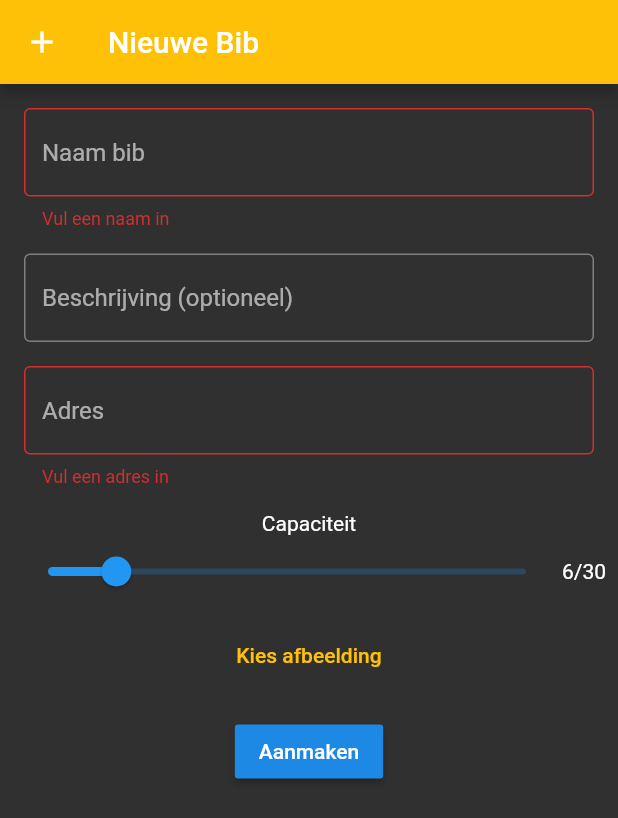
After one commit to mixxamm/BuivrNative, a Flutter app: the NieuweBib screen opened directly, after a tap on "Aanmaken", on a phone screen of 412 x 824 dp. The commit adds this screen. Shown: the top 818 px of the screen. Run offline on Flutter 3.47's test engine with Material 2 defaults, Android fonts, the phone set to English and light mode, and no system bars; our stand-ins replace cloud_firestore, firebase_auth, firebase_storage, google_sign_in, image_picker, modal_progress_hud and 1 more; missing offline and left inert: flutter_auth_buttons, qr; accounts and stored records are empty; network calls fail.

Commit message:
Maak bib aanmaak functionaliteit

```diff
--- a/lib/constants.dart
+++ b/lib/constants.dart
@@ -0,0 +1,6 @@
+import 'package:flutter/material.dart';
+
+const kInputDecoration = InputDecoration(
+  border: OutlineInputBorder(),
+  hintText: 'Hint',
+);
--- /dev/null
+++ b/lib/views/nieuwe_bib.dart
@@ -0,0 +1,225 @@
+import 'dart:io' show File;
+
+import 'package:app/constants.dart';
+import 'package:flutter/material.dart';
+import 'package:image_picker/image_picker.dart';
+import 'package:cloud_firestore/cloud_firestore.dart';
+import 'package:firebase_storage/firebase_storage.dart';
+import 'package:modal_progress_hud/modal_progress_hud.dart';
+
+final Firestore _firestore = Firestore.instance;
+
+class NieuweBib extends StatefulWidget {
+  @override
+  _NieuweBibState createState() => _NieuweBibState();
+}
+
+class _NieuweBibState extends State<NieuweBib> {
+  final _formKey = GlobalKey<FormState>();
+
+  String _naam, _beschrijving, _adres;
+  int _aantal = 6;
+  File _image;
+  bool _opslaan = false;
+
+  Future kiesAfbeeldingVanafCamera() async {
+    var image = await ImagePicker.pickImage(source: ImageSource.camera);
+
+    setState(() {
+      _image = image;
+    });
+    Navigator.of(context).pop();
+  }
+
+  Future kiesAfbeeldingVanafGallerij() async {
+    var image = await ImagePicker.pickImage(source: ImageSource.gallery);
+
+    setState(() {
+      _image = image;
+    });
+    Navigator.of(context).pop();
+  }
+
+  Future uploadImage(String documentID) async {
+    StorageUploadTask uploadTask =
+        FirebaseStorage().ref().child('bibs/$documentID').putFile(_image);
+    await uploadTask.onComplete;
+    setState(() {
+      _opslaan = false;
+    });
+    return;
+  }
+
+  void kiesAfbeelding() {
+    showModalBottomSheet(
+      context: context,
+      builder: (context) => Wrap(
+        children: <Widget>[
+          ListTile(
+            leading: Icon(Icons.camera),
+            title: Text('Neem foto'),
+            onTap: kiesAfbeeldingVanafCamera,
+          ),
+          ListTile(
+            leading: Icon(Icons.photo),
+            title: Text('Kies uit gallerij'),
+            onTap: kiesAfbeeldingVanafGallerij,
+          )
+        ],
+      ),
+    );
+  }
+
+  @override
+  Widget build(BuildContext context) {
+    return Scaffold(
+      appBar: AppBar(
+        leading: Hero(tag: 'plus', child: Icon(Icons.add)),
+        backgroundColor: Colors.amber,
+        title: Text('Nieuwe Bib'),
+      ),
+      body: ModalProgressHUD(
+        inAsyncCall: _opslaan,
+        child: Padding(
+          padding: const EdgeInsets.all(8.0),
+          child: Container(
+            child: Form(
+              key: _formKey,
+              child: ListView(
+                children: <Widget>[
+                  Padding(
+                    padding: const EdgeInsets.all(8.0),
+                    child: TextFormField(
+                      decoration:
+                          kInputDecoration.copyWith(hintText: 'Naam bib'),
+                      validator: (value) {
+                        if (value.isEmpty) {
+                          return 'Vul een naam in';
+                        }
+                        return null;
+                      },
+                      onChanged: (value) {
+                        _naam = value;
+                      },
+                    ),
+                  ),
+                  Padding(
+                    padding: const EdgeInsets.all(8.0),
+                    child: TextFormField(
+                      decoration: kInputDecoration.copyWith(
+                          hintText: 'Beschrijving (optioneel)'),
+                      onChanged: (value) {
+                        _beschrijving = value;
+                      },
+                    ),
+                  ),
+                  Padding(
+                    padding: const EdgeInsets.all(8.0),
+                    child: TextFormField(
+                      decoration: kInputDecoration.copyWith(hintText: 'Adres'),
+                      validator: (value) {
+                        if (value.isEmpty) {
+                          return 'Vul een adres in';
+                        }
+                        return null;
+                      },
+                      onChanged: (value) {
+                        _adres = value;
+                      },
+                    ),
+                  ),
+                  Padding(
+                    padding: const EdgeInsets.symmetric(vertical: 8.0),
+                    child: Column(
+                      children: <Widget>[
+                        Text('Capaciteit'),
+                        Row(
+                          children: <Widget>[
+                            Expanded(
+                              child: Slider(
+                                  value: _aantal.toDouble(),
+                                  min: 2,
+                                  max: 30,
+                                  onChanged: (value) {
+                                    setState(() {
+                                      _aantal = value.toInt();
+                                    });
+                                  }),
+                            ),
+                            Text('$_aantal/30')
+                          ],
+                        ),
+                      ],
+                    ),
+                  ),
+                  Center(
+                      child: _image == null
+                          ? MaterialButton(
+                              child: Text(
+                                'Kies afbeelding',
+                                style: TextStyle(color: Colors.amber),
+                              ),
+                              onPressed: () {
+                                kiesAfbeelding();
+                              },
+                            )
+                          : GestureDetector(
+                              onTap: kiesAfbeelding,
+                              child: Image.file(
+                                _image,
+                                height: 200,
+                              ),
+                            )),
+                  Center(
+                    child: Padding(
+                      padding: const EdgeInsets.symmetric(vertical: 16.0),
+                      child: RaisedButton(
+                        onPressed: () {
+                          // Validate will return true if the form is valid, or false if
+                          // the form is invalid.
+                          if (_formKey.currentState.validate()) {
+                            if (_image != null) {
+                              setState(() {
+                                _opslaan = true;
+                              });
+                              _firestore.collection('bibs').add({
+                                'naam': _naam,
+                                'beschrijving': _beschrijving,
+                                'adres': _adres,
+                                'capaciteit': _aantal,
+                              }).then((value) => uploadImage(value.documentID)
+                                  .then(
+                                      (value) => Navigator.of(context).pop()));
+                            } else {
+                              showDialog(
+                                  context: context,
+                                  builder: (context) => AlertDialog(
+                                        title: Text('Afbeelding ontbreekt'),
+                                        content: Text(
+                                            "Je moet een afbeelding uploaden om een bib te kunnen aanmaken."),
+                                        actions: <Widget>[
+                                          MaterialButton(
+                                            child: Text("Ok"),
+                                            onPressed: () {
+                                              Navigator.of(context).pop();
+                                              kiesAfbeelding();
+                                            },
+                                          )
+                                        ],
+                                      ));
+                            }
+                          }
+                        },
+                        child: Text('Aanmaken'),
+                      ),
+                    ),
+                  ),
+                ],
+              ),
+            ),
+          ),
+        ),
+      ),
+    );
+  }
+}
--- a/pubspec.yaml
+++ b/pubspec.yaml
@@ -14,7 +14,7 @@ description: Studeer. Samen.
 version: 1.0.0+1
 
 environment:
-  sdk: ">=2.1.0 <3.0.0"
+  sdk: ">=2.2.0 <3.0.0"
 
 dependencies:
   flutter:
@@ -27,6 +27,10 @@ dependencies:
   google_sign_in: ^4.4.1
   flutter_auth_buttons: ^0.8.0
   qr_flutter: ^3.1.0
+  image_picker: ^0.6.4
+  firebase_storage: ^3.1.5
+  cloud_firestore: ^0.13.4+2
+  modal_progress_hud: ^0.1.3
 
 
 dev_dependencies:
```
Also changed, not shown: lib/views/bibs.dart (+6 -1 lines), pubspec.lock.
